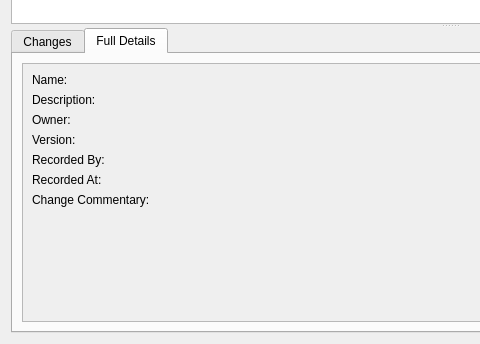
This is projects/ores.qt/ui/CatalogHistoryDialog.ui in OreStudio/OreStudio as Qt 5 draws it before an edit; both pictures show x 0 to 480 and y 256 to 600 of the 900 by 600 pixel window. The edited form follows.
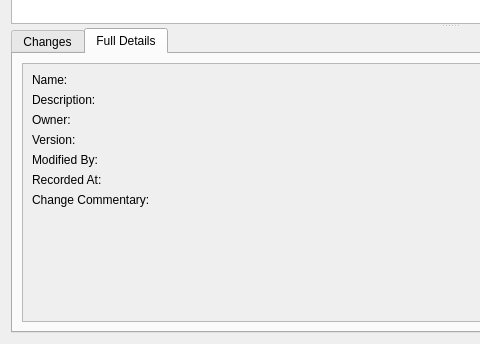
This is the edited form. The open tabs and pages were chosen to show the change.

Commit message: [protocol] Fix audit trail metadata: rename recorded_by, remove from wire format

```diff
--- a/projects/ores.qt/ui/CatalogHistoryDialog.ui
+++ b/projects/ores.qt/ui/CatalogHistoryDialog.ui
@@ -153,7 +153,7 @@
                <item row="4" column="0">
                 <widget class="QLabel" name="recordedByLabel">
                  <property name="text">
-                  <string>Recorded By:</string>
+                  <string>Modified By:</string>
                  </property>
                 </widget>
                </item>
```
Left out of the diff: 4 changed lines with no effect on the pictures. The commit also changes 473 other files.
